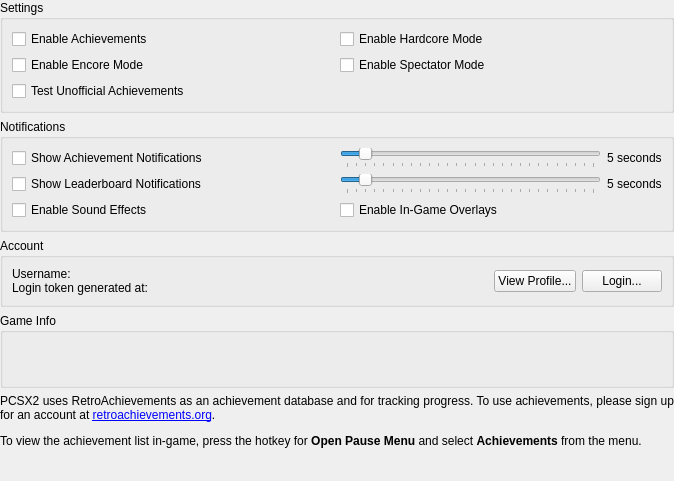
Old version of the form pcsx2-qt/Settings/AchievementSettingsWidget.ui in the repository PCSX2/pcsx2.
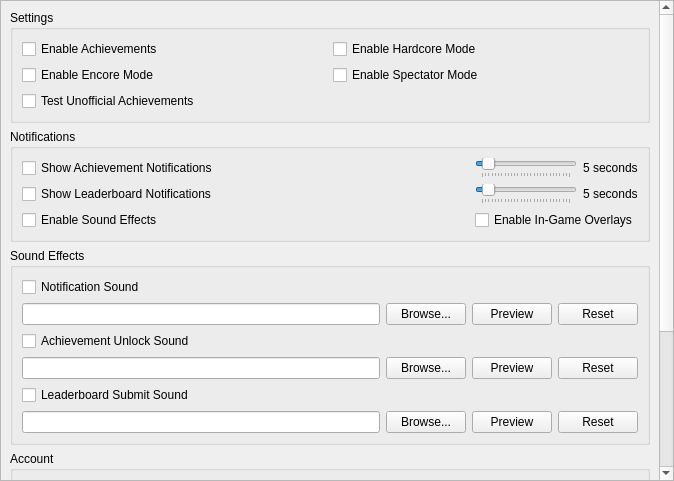
New version of the form.

Commit message: Rcheevos: Add customizable sound effects

```diff
--- a/pcsx2-qt/Settings/AchievementSettingsWidget.ui
+++ b/pcsx2-qt/Settings/AchievementSettingsWidget.ui
@@ -24,25 +24,26 @@
     <number>0</number>
    </property>
    <item>
-    <widget class="QGroupBox" name="groupBox">
+    <widget class="QScrollArea" name="scrollArea">
+     <property name="widgetResizable">
+      <bool>true</bool>
+     </property>
+     <widget class="QWidget" name="scrollAreaAchievements">
+      <property name="geometry">
+       <rect>
+        <x>0</x>
+        <y>-2</y>
+        <width>655</width>
+        <height>739</height>
+       </rect>
+      </property>
+      <layout class="QVBoxLayout" name="verticalLayout_2">
+       <item>
+        <widget class="QGroupBox" name="settingsBox">
      <property name="title">
       <string>Settings</string>
      </property>
-     <layout class="QGridLayout" name="gridLayout">
-      <item row="1" column="1">
-       <widget class="QCheckBox" name="spectatorMode">
-        <property name="text">
-         <string>Enable Spectator Mode</string>
-        </property>
-       </widget>
-      </item>
-      <item row="0" column="0">
-       <widget class="QCheckBox" name="enable">
-        <property name="text">
-         <string>Enable Achievements</string>
-        </property>
-       </widget>
-      </item>
+         <layout class="QGridLayout" name="gridLayout_5">
       <item row="2" column="0">
        <widget class="QCheckBox" name="unofficialAchievements">
         <property name="text">
@@ -50,13 +51,6 @@
         </property>
        </widget>
       </item>
-      <item row="1" column="0">
-       <widget class="QCheckBox" name="encoreMode">
-        <property name="text">
-         <string>Enable Encore Mode</string>
-        </property>
-       </widget>
-      </item>
       <item row="0" column="1">
        <widget class="QCheckBox" name="hardcoreMode">
         <property name="text">
@@ -64,6 +58,27 @@
         </property>
        </widget>
       </item>
+          <item row="0" column="0">
+           <widget class="QCheckBox" name="enable">
+            <property name="text">
+             <string>Enable Achievements</string>
+            </property>
+           </widget>
+          </item>
+          <item row="1" column="1">
+           <widget class="QCheckBox" name="spectatorMode">
+            <property name="text">
+             <string>Enable Spectator Mode</string>
+            </property>
+           </widget>
+          </item>
+          <item row="1" column="0">
+           <widget class="QCheckBox" name="encoreMode">
+            <property name="text">
+             <string>Enable Encore Mode</string>
+            </property>
+           </widget>
+          </item>
      </layout>
     </widget>
    </item>
@@ -72,7 +87,7 @@
      <property name="title">
       <string>Notifications</string>
      </property>
-     <layout class="QGridLayout" name="gridLayout_2" columnstretch="1,1">
+         <layout class="QGridLayout" name="gridLayout_2" columnstretch="1,0">
       <item row="0" column="1">
        <layout class="QHBoxLayout" name="horizontalLayout_3" stretch="1,0">
         <item>
@@ -165,14 +180,14 @@
         </property>
        </widget>
       </item>
-      <item row="2" column="0">
+          <item row="3" column="0">
        <widget class="QCheckBox" name="soundEffects">
         <property name="text">
          <string>Enable Sound Effects</string>
         </property>
        </widget>
       </item>
-      <item row="2" column="1">
+          <item row="3" column="1">
        <widget class="QCheckBox" name="overlays">
         <property name="text">
          <string>Enable In-Game Overlays</string>
@@ -182,6 +197,108 @@
      </layout>
     </widget>
    </item>
+       <item>
+        <widget class="QGroupBox" name="soundEffectsBox">
+         <property name="title">
+          <string>Sound Effects</string>
+         </property>
+         <layout class="QGridLayout" name="gridLayout_6">
+          <item row="5" column="0">
+           <widget class="QLineEdit" name="lbSoundPath"/>
+          </item>
+          <item row="1" column="0">
+           <widget class="QLineEdit" name="notificationSoundPath"/>
+          </item>
+          <item row="3" column="1">
+           <widget class="QPushButton" name="unlockSoundBrowse">
+            <property name="text">
+             <string>Browse...</string>
+            </property>
+           </widget>
+          </item>
+          <item row="1" column="3">
+           <widget class="QPushButton" name="notificationSoundReset">
+            <property name="text">
+             <string>Reset</string>
+            </property>
+           </widget>
+          </item>
+          <item row="2" column="0">
+           <widget class="QCheckBox" name="unlockSound">
+            <property name="text">
+             <string>Achievement Unlock Sound</string>
+            </property>
+           </widget>
+          </item>
+          <item row="1" column="1">
+           <widget class="QPushButton" name="notificationSoundBrowse">
+            <property name="text">
+             <string>Browse...</string>
+            </property>
+           </widget>
+          </item>
+          <item row="3" column="0">
+           <widget class="QLineEdit" name="unlockSoundPath"/>
+          </item>
+          <item row="5" column="1">
+           <widget class="QPushButton" name="lbSoundBrowse">
+            <property name="text">
+             <string>Browse...</string>
+            </property>
+           </widget>
+          </item>
+          <item row="3" column="2">
+           <widget class="QPushButton" name="unlockSoundOpen">
+            <property name="text">
+             <string>Preview</string>
+            </property>
+           </widget>
+          </item>
+          <item row="1" column="2">
+           <widget class="QPushButton" name="notificationSoundOpen">
+            <property name="text">
+             <string>Preview</string>
+            </property>
+           </widget>
+          </item>
+          <item row="0" column="0">
+           <widget class="QCheckBox" name="notificationSound">
+            <property name="text">
+             <string>Notification Sound</string>
+            </property>
+           </widget>
+          </item>
+          <item row="5" column="2">
+           <widget class="QPushButton" name="lbSoundOpen">
+            <property name="text">
+             <string>Preview</string>
+            </property>
+           </widget>
+          </item>
+          <item row="3" column="3">
+           <widget class="QPushButton" name="unlockSoundReset">
+            <property name="text">
+             <string>Reset</string>
+            </property>
+           </widget>
+          </item>
+          <item row="5" column="3">
+           <widget class="QPushButton" name="lbSoundReset">
+            <property name="text">
+             <string>Reset</string>
+            </property>
+           </widget>
+          </item>
+          <item row="4" column="0">
+           <widget class="QCheckBox" name="lbSound">
+            <property name="text">
+             <string>Leaderboard Submit Sound</string>
+            </property>
+           </widget>
+          </item>
+         </layout>
+        </widget>
+       </item>
    <item>
     <widget class="QGroupBox" name="loginBox">
      <property name="title">
@@ -243,7 +360,7 @@
     </widget>
    </item>
    <item>
-    <widget class="QLabel" name="label">
+        <widget class="QLabel" name="rcheevosDisclaimer">
      <property name="text">
       <string>&lt;html&gt;&lt;head/&gt;&lt;body&gt;&lt;p align=&quot;justify&quot;&gt;PCSX2 uses RetroAchievements as an achievement database and for tracking progress. To use achievements, please sign up for an account at &lt;a href=&quot;https://retroachievements.org/&quot;&gt;retroachievements.org&lt;/a&gt;.&lt;/p&gt;&lt;p align=&quot;justify&quot;&gt;To view the achievement list in-game, press the hotkey for &lt;span style=&quot; font-weight:600;&quot;&gt;Open Pause Menu&lt;/span&gt; and select &lt;span style=&quot; font-weight:600;&quot;&gt;Achievements&lt;/span&gt; from the menu.&lt;/p&gt;&lt;/body&gt;&lt;/html&gt;</string>
      </property>
@@ -261,18 +378,9 @@
      </property>
     </widget>
    </item>
-   <item>
-    <spacer name="verticalSpacer">
-     <property name="orientation">
-      <enum>Qt::Vertical</enum>
-     </property>
-     <property name="sizeHint" stdset="0">
-      <size>
-       <width>20</width>
-       <height>40</height>
-      </size>
-     </property>
-    </spacer>
+      </layout>
+     </widget>
+    </widget>
    </item>
   </layout>
  </widget>
```
Left out of the diff: 20 changed lines with no effect on the pictures. Lines whose indentation alone changed are shown as unchanged. The commit also changes 8 other files.
